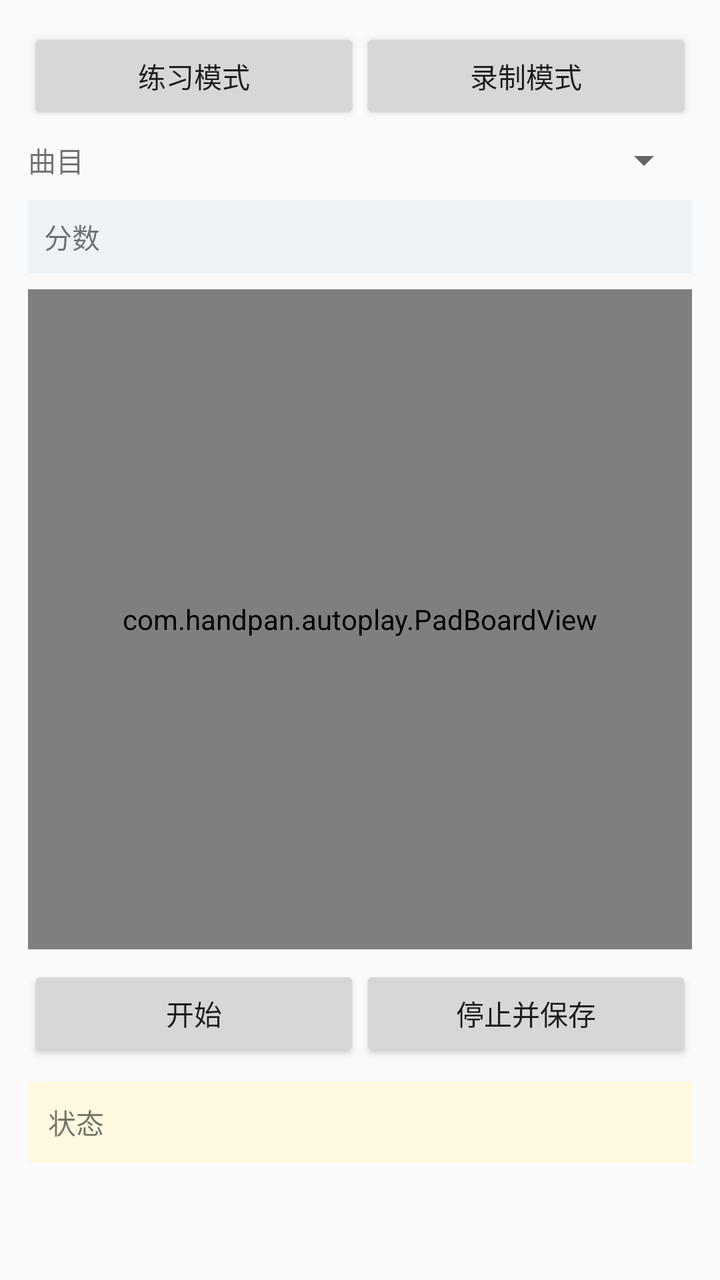
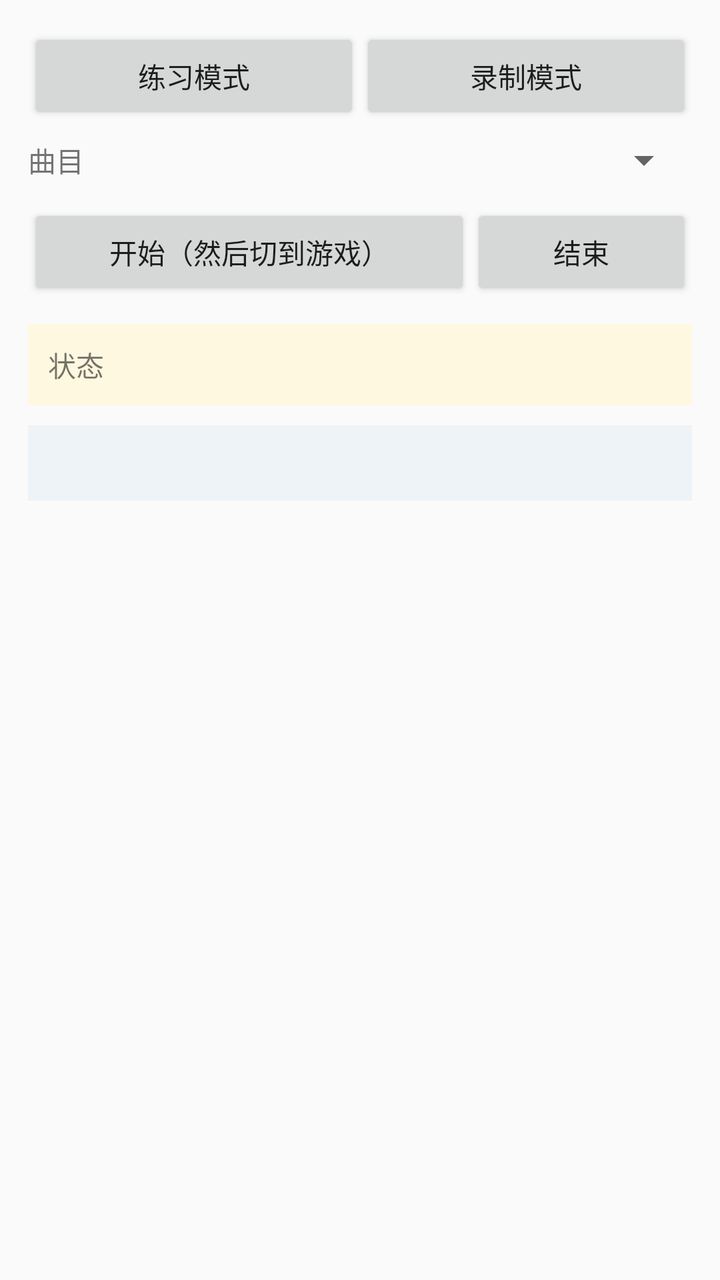

Screens rendered from an Android XML layout before and after an edit, with the pre-edit source and the edit as a unified diff.
<!-- AndroidManifest.xml: application theme android:Theme.Material.Light.DarkActionBar -->
<!-- res/layout/activity_practice.xml -->
<?xml version="1.0" encoding="utf-8"?>
<ScrollView xmlns:android="http://schemas.android.com/apk/res/android"
    android:layout_width="match_parent"
    android:layout_height="match_parent"
    android:fillViewport="true">

    <LinearLayout
        android:layout_width="match_parent"
        android:layout_height="wrap_content"
        android:orientation="vertical"
        android:padding="14dp">

        <LinearLayout
            android:layout_width="match_parent"
            android:layout_height="wrap_content"
            android:orientation="horizontal">

            <Button
                android:id="@+id/btn_mode_practice"
                android:layout_width="0dp"
                android:layout_height="wrap_content"
                android:layout_weight="1"
                android:text="练习模式" />

            <Button
                android:id="@+id/btn_mode_record"
                android:layout_width="0dp"
                android:layout_height="wrap_content"
                android:layout_weight="1"
                android:text="录制模式" />
        </LinearLayout>

        <LinearLayout
            android:id="@+id/row_source"
            android:layout_width="match_parent"
            android:layout_height="wrap_content"
            android:layout_marginTop="6dp"
            android:gravity="center_vertical"
            android:orientation="horizontal">

            <TextView
                android:layout_width="wrap_content"
                android:layout_height="wrap_content"
                android:text="曲目" />

            <Spinner
                android:id="@+id/sp_source"
                android:layout_width="0dp"
                android:layout_height="wrap_content"
                android:layout_weight="1" />
        </LinearLayout>

        <TextView
            android:id="@+id/tv_score"
            android:layout_width="match_parent"
            android:layout_height="wrap_content"
            android:layout_marginTop="8dp"
            android:background="#EEF3F7"
            android:padding="8dp"
            android:textSize="14sp"
            android:text="分数" />

        <com.handpan.autoplay.PadBoardView
            android:id="@+id/board"
            android:layout_width="match_parent"
            android:layout_height="330dp"
            android:layout_marginTop="8dp" />

        <LinearLayout
            android:layout_width="match_parent"
            android:layout_height="wrap_content"
            android:layout_marginTop="8dp"
            android:orientation="horizontal">

            <Button
                android:id="@+id/btn_start"
                android:layout_width="0dp"
                android:layout_height="wrap_content"
                android:layout_weight="1"
                android:text="开始" />

            <Button
                android:id="@+id/btn_stop"
                android:layout_width="0dp"
                android:layout_height="wrap_content"
                android:layout_weight="1"
                android:text="停止并保存" />
        </LinearLayout>

        <TextView
            android:id="@+id/tv_status"
            android:layout_width="match_parent"
            android:layout_height="wrap_content"
            android:layout_marginTop="10dp"
            android:background="#FFF8E1"
            android:padding="10dp"
            android:textSize="14sp"
            android:text="状态" />
    </LinearLayout>
</ScrollView>
<!-- resources referenced by this layout -->
<resources>

</resources>

<!-- the commit's change to res/layout/activity_practice.xml (unified diff, before → after) -->
@@ -50,51 +50,44 @@
                 android:layout_weight="1" />
         </LinearLayout>
 
-        <TextView
-            android:id="@+id/tv_score"
-            android:layout_width="match_parent"
-            android:layout_height="wrap_content"
-            android:layout_marginTop="8dp"
-            android:background="#EEF3F7"
-            android:padding="8dp"
-            android:textSize="14sp"
-            android:text="分数" />
-
-        <com.handpan.autoplay.PadBoardView
-            android:id="@+id/board"
-            android:layout_width="match_parent"
-            android:layout_height="330dp"
-            android:layout_marginTop="8dp" />
-
         <LinearLayout
             android:layout_width="match_parent"
             android:layout_height="wrap_content"
-            android:layout_marginTop="8dp"
+            android:layout_marginTop="10dp"
             android:orientation="horizontal">
 
             <Button
                 android:id="@+id/btn_start"
                 android:layout_width="0dp"
                 android:layout_height="wrap_content"
-                android:layout_weight="1"
-                android:text="开始" />
+                android:layout_weight="2"
+                android:text="开始（然后切到游戏）" />
 
             <Button
                 android:id="@+id/btn_stop"
                 android:layout_width="0dp"
                 android:layout_height="wrap_content"
                 android:layout_weight="1"
-                android:text="停止并保存" />
+                android:text="结束" />
         </LinearLayout>
 
         <TextView
             android:id="@+id/tv_status"
             android:layout_width="match_parent"
             android:layout_height="wrap_content"
-            android:layout_marginTop="10dp"
+            android:layout_marginTop="12dp"
             android:background="#FFF8E1"
             android:padding="10dp"
             android:textSize="14sp"
             android:text="状态" />
+
+        <TextView
+            android:id="@+id/tv_help"
+            android:layout_width="match_parent"
+            android:layout_height="wrap_content"
+            android:layout_marginTop="10dp"
+            android:padding="10dp"
+            android:background="#EEF3F7"
+            android:textSize="13sp" />
     </LinearLayout>
 </ScrollView>
